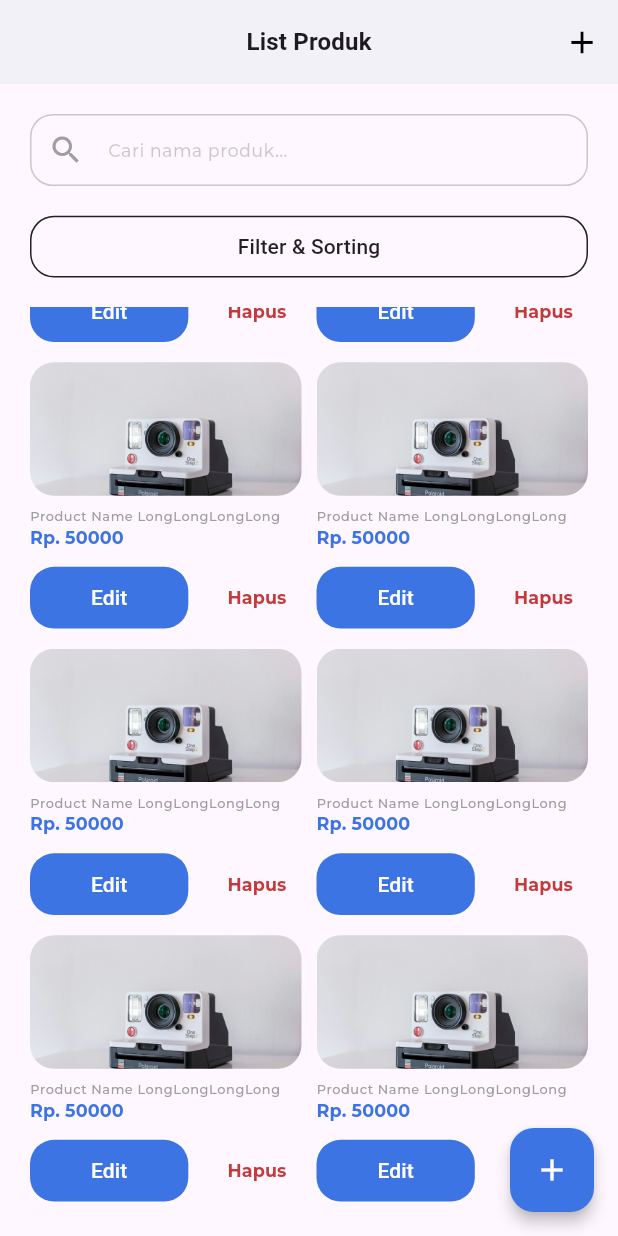
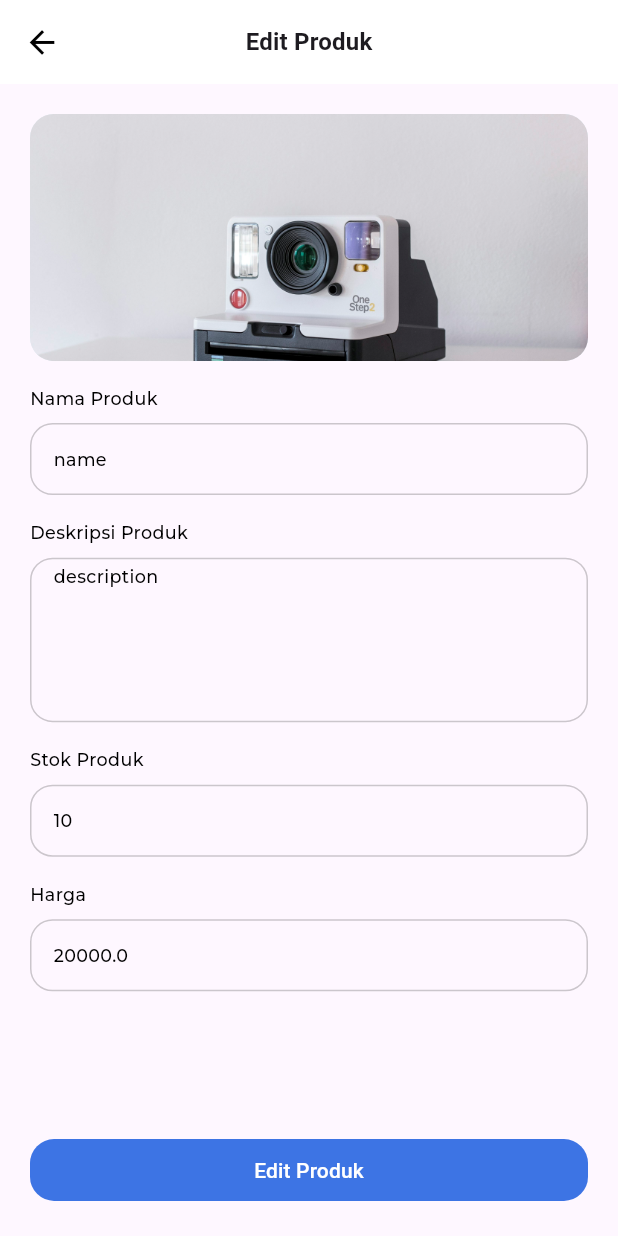
Before and after one commit to alfinosuroso/ecommerce-sqflite, a Flutter app: the screen it shows after launch, scrolled down 345 dp, after a tap on "Edit", on a phone screen of 412 x 824 dp. Run offline on Flutter 3.47's test engine with Material 3 defaults, Android fonts, the phone set to English and light mode, and no system bars; our stand-ins replace font_awesome_flutter, go_router, sizer; project files that could hold a hidden picture were left out.

Commit message:
feat: add-edit product seller

```diff
--- a/lib/router/AppRouter.dart
+++ b/lib/router/AppRouter.dart
@@ -1,4 +1,6 @@
+import 'package:ecommerce_sqflite/models/product.dart';
 import 'package:ecommerce_sqflite/screens/buyer/order_success_screen.dart';
+import 'package:ecommerce_sqflite/screens/seller/add_edit_product_screen.dart';
 import 'package:ecommerce_sqflite/screens/seller/seller_product_list_screen.dart';
 import 'package:go_router/go_router.dart';
 import 'package:ecommerce_sqflite/screens/buyer/buyer_product_detail_screen.dart';
@@ -42,7 +44,16 @@ class AppRouter {
           name: "product-seller",
           path: "/product-seller",
           builder: (context, state) => const SellerProductListScreen(),
-          routes: []),
+          routes: [
+            GoRoute(
+              name: "add-edit",
+              path: "add-edit",
+              builder: (context, state) {
+                final product = state.extra as Product?;
+                return AddEditProductScreen(product: product);
+              },
+            ),
+          ]),
       GoRoute(
         name: "signup",
         path: "/signup",
--- /dev/null
+++ b/lib/screens/seller/add_edit_product_screen.dart
@@ -0,0 +1,114 @@
+import 'package:ecommerce_sqflite/common/app_colors.dart';
+import 'package:ecommerce_sqflite/common/dimen.dart';
+import 'package:ecommerce_sqflite/models/product.dart';
+import 'package:ecommerce_sqflite/widgets/custom_text_field.dart';
+import 'package:flutter/material.dart';
+import 'package:font_awesome_flutter/font_awesome_flutter.dart';
+import 'package:sizer/sizer.dart';
+
+class AddEditProductScreen extends StatefulWidget {
+  Product? product;
+  AddEditProductScreen({this.product, super.key});
+
+  @override
+  State<AddEditProductScreen> createState() => _AddEditProductScreenState();
+}
+
+class _AddEditProductScreenState extends State<AddEditProductScreen> {
+  final TextEditingController _nameController = TextEditingController();
+  final TextEditingController _descriptionController = TextEditingController();
+  final TextEditingController _stockController = TextEditingController();
+  final TextEditingController _priceController = TextEditingController();
+  // String _image = "assets/images/sample-1.jpeg";
+  String _image = "";
+
+  @override
+  void initState() {
+    if (widget.product != null) {
+      _nameController.text = widget.product!.name;
+      _descriptionController.text = widget.product!.description;
+      _stockController.text = widget.product!.stock.toString();
+      _priceController.text = widget.product!.price.toString();
+      _image = widget.product!.image;
+
+    }
+    super.initState();
+  }
+
+  @override
+  Widget build(BuildContext context) {
+    return Scaffold(
+      appBar: _buildAppBar(),
+      body: _buildBody(),
+    );
+  }
+
+  Widget _buildBody() {
+    return Padding(
+      padding: Dimen.defaultPadding,
+      child: Column(
+        children: [
+          _formBody(),
+          ElevatedButton(
+            onPressed: () {},
+            child:
+                Text(widget.product == null ? "Tambah Produk" : "Edit Produk"),
+          ),
+        ],
+      ),
+    );
+  }
+
+  Widget _formBody() {
+    return Expanded(
+      child: SingleChildScrollView(
+        child: Column(
+          crossAxisAlignment: CrossAxisAlignment.center,
+          children: [
+            GestureDetector(
+              onTap: () {},
+              child: ClipRRect(
+                borderRadius: BorderRadius.circular(Dimen.radius),
+                child: Container(
+                  height: 20.h,
+                  width: double.infinity,
+                  color: AppColors.lightBlue,
+                  child: _image.isEmpty
+                      ? const Center(
+                          child:
+                              const FaIcon(FontAwesomeIcons.folder, size: 50))
+                      : Image.asset(_image, fit: BoxFit.cover),
+                ),
+              ),
+            ),
+            Dimen.verticalSpaceMedium,
+            CustomTextFormField(
+              controller: _nameController,
+              title: "Nama Produk",
+            ),
+            CustomTextFormField(
+              controller: _descriptionController,
+              title: "Deskripsi Produk",
+              isMulti: true,
+            ),
+            CustomTextFormField(
+              controller: _stockController,
+              title: "Stok Produk",
+            ),
+            CustomTextFormField(
+              controller: _priceController,
+              title: "Harga",
+              keyboardType: TextInputType.number,
+            ),
+          ],
+        ),
+      ),
+    );
+  }
+
+  AppBar _buildAppBar() {
+    return AppBar(
+      title: Text(widget.product == null ? "Tambah Produk" : "Edit Produk"),
+    );
+  }
+}
--- a/lib/screens/seller/seller_product_list_screen.dart
+++ b/lib/screens/seller/seller_product_list_screen.dart
@@ -1,6 +1,7 @@
 import 'package:ecommerce_sqflite/common/app_colors.dart';
 import 'package:ecommerce_sqflite/common/app_theme_data.dart';
 import 'package:ecommerce_sqflite/common/dimen.dart';
+import 'package:ecommerce_sqflite/models/product.dart';
 import 'package:ecommerce_sqflite/widgets/custom_text_field.dart';
 import 'package:ecommerce_sqflite/widgets/line_spacing.dart';
 import 'package:ecommerce_sqflite/widgets/primary_text_button.dart';
@@ -30,7 +31,7 @@ class _SellerProductListScreenState extends State<SellerProductListScreen> {
   FloatingActionButton _buildFab(BuildContext context) {
     return FloatingActionButton(
       onPressed: () {
-        context.go("/product-seller/add");
+        context.go("/product-seller/add-edit");
       },
       child: const Icon(Icons.add),
     );
@@ -127,7 +128,19 @@ class _SellerProductListScreenState extends State<SellerProductListScreen> {
             mainAxisAlignment: MainAxisAlignment.center,
             children: [
               Expanded(
-                  child: ElevatedButton(onPressed: () {}, child: Text("Edit"))),
+                  child: ElevatedButton(
+                      onPressed: () {
+                        context.go("/product-seller/add-edit",
+                            extra: Product(
+                                id: 0,
+                                name: "name",
+                                description: "description",
+                                image: "assets/images/sample-1.jpeg",
+                                price: 20000,
+                                stock: 10,
+                                sellerId: 1));
+                      },
+                      child: const Text("Edit"))),
               Dimen.horizontalSpaceMedium,
               PrimaryTextButton(
                 style: Theme.of(context)
@@ -147,12 +160,6 @@ class _SellerProductListScreenState extends State<SellerProductListScreen> {
   AppBar _buildAppBar(BuildContext context) {
     return AppBar(
       title: const Text("List Produk"),
-      actions: [
-        IconButton(
-          onPressed: () {},
-          icon: const Icon(Icons.add),
-        )
-      ],
     );
   }
 
--- a/lib/screens/sign_in_screen.dart
+++ b/lib/screens/sign_in_screen.dart
@@ -54,6 +54,7 @@ class _SignInScreenState extends State<SignInScreen> {
               CustomTextFormField(
                 title: "Password",
                 controller: _passwordController,
+                obsecure: true,
               ),
               const SizedBox(height: Dimen.bigSpacing),
               ElevatedButton(
--- a/lib/screens/sign_up_screen.dart
+++ b/lib/screens/sign_up_screen.dart
@@ -57,6 +57,7 @@ class _SignUpScreenState extends State<SignUpScreen> {
               CustomTextFormField(
                 title: "Password",
                 controller: _passwordController,
+                obsecure: true,
               ),
               Dimen.verticalSpaceSmall,
               DropDownTextField(
--- a/lib/widgets/custom_text_field.dart
+++ b/lib/widgets/custom_text_field.dart
@@ -116,7 +116,7 @@ class _CustomTextFormFieldState extends State<CustomTextFormField> {
       initialValue: widget.currentValue,
       onEditingComplete: widget.onEditingCompleted,
       autofocus: widget.autofocus!,
-      minLines: widget.isMulti! ? 5 : 1,
+      minLines: widget.isMulti! ? 6 : 1,
       maxLines: widget.isMulti! ? null : 1,
       onTap: widget.onTap,
       enabled: widget.enabled,
```
Also changed, not shown: lib/screens/seller/edit_product_screen.dart (added).
